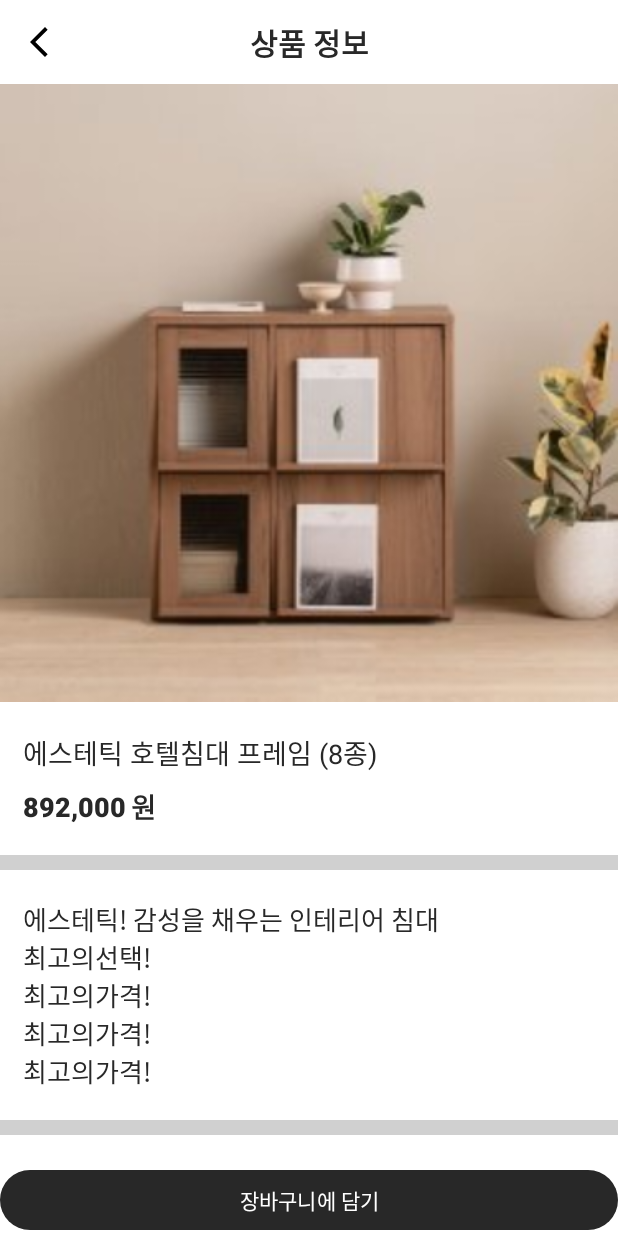
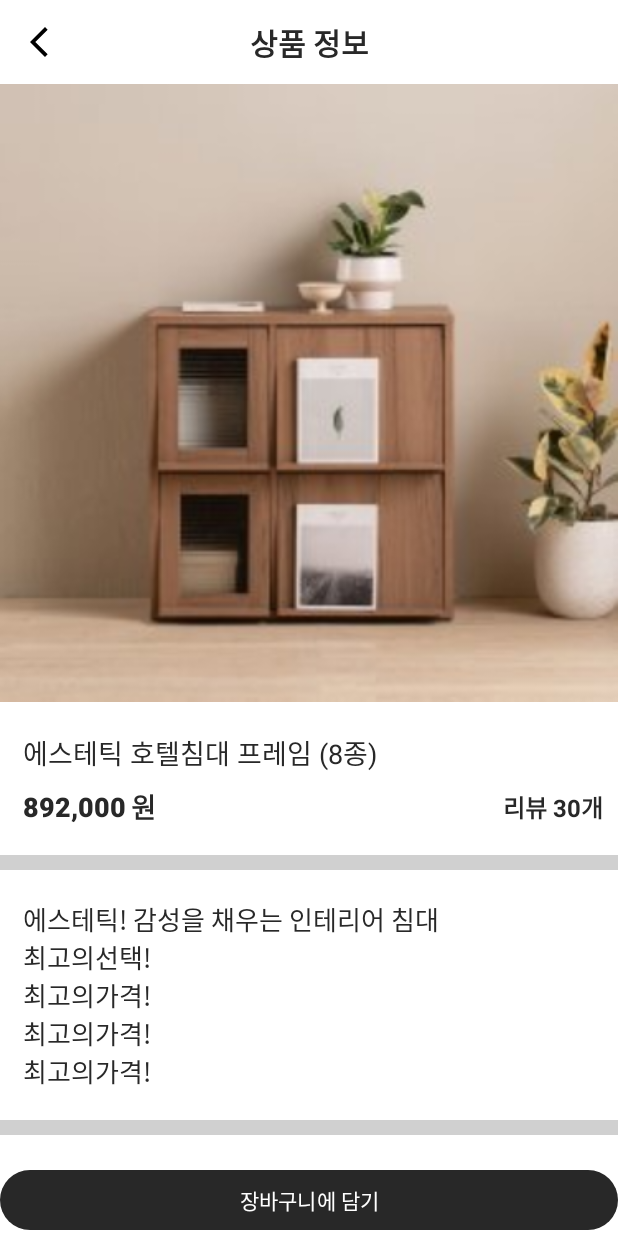
Before and after one commit to livarter/android, an Android app: the fragment DetailFragment placed in its activity, on a phone screen of 412 x 824 dp. Run offline under Robolectric (Android 15) with nearby library versions, the phone set to English and light mode, and no system bars; our stand-ins replace Firebase (no records; nobody signed in at launch, a user with empty details on screens opened directly); libraries missing offline, so code that uses them is left out: com.kakao.sdk; network calls fail; pictures from the network do not load.

Commit message:
feat: 리뷰 개수 추가

```diff
--- a/app/src/main/java/net/developia/livartc/product/DetailFragment.kt
+++ b/app/src/main/java/net/developia/livartc/product/DetailFragment.kt
@@ -116,6 +116,7 @@ class DetailFragment : Fragment() {
                 ) {
                     if (response.isSuccessful) {
                         replyList = response.body() ?: emptyList()
+                        binding.reviewCnt.text = "리뷰 ${replyList.size}개"
                         setReplyRecyclerView()
                         Log.d("Reply 조회: 상품1", "검색 결과: $replyList")
                     } else {
--- a/app/src/main/res/layout/fragment_detail.xml
+++ b/app/src/main/res/layout/fragment_detail.xml
@@ -104,12 +104,24 @@
                     android:layout_width="wrap_content"
                     android:layout_height="wrap_content"
                     android:layout_marginStart="3dp"
+                    android:fontFamily="sans-serif-black"
                     android:text="원"
-                    android:fontFamily="sans-serif-black"
                     android:textSize="@dimen/font_medium"
-                    app:layout_constraintTop_toTopOf="@+id/product_price"
                     app:layout_constraintBottom_toBottomOf="@+id/product_price"
-                    app:layout_constraintStart_toEndOf="@+id/product_price" />
+                    app:layout_constraintStart_toEndOf="@+id/product_price"
+                    app:layout_constraintTop_toTopOf="@+id/product_price" />
+
+                <TextView
+                    android:id="@+id/review_cnt"
+                    android:layout_width="wrap_content"
+                    android:layout_height="wrap_content"
+                    android:text="리뷰 30개"
+                    android:textStyle="bold"
+                    android:layout_marginRight="10dp"
+                    android:textSize="@dimen/font_small"
+                    app:layout_constraintBottom_toBottomOf="@+id/product_price"
+                    app:layout_constraintEnd_toEndOf="parent"
+                    app:layout_constraintTop_toTopOf="@+id/product_price" />
 
                 <View
                     android:layout_marginTop="20dp"
```
